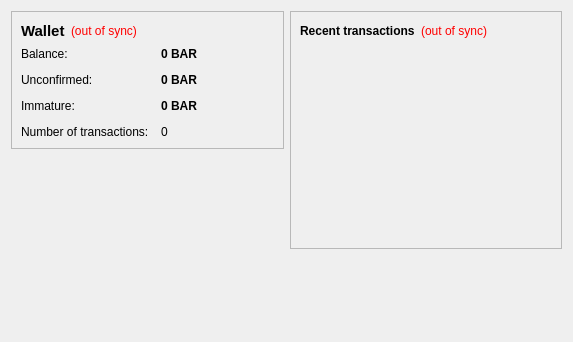
This is src/qt/forms/overviewpage.ui in lilycoin/lilycoin as Qt 5 draws it before an edit. The edited form follows.
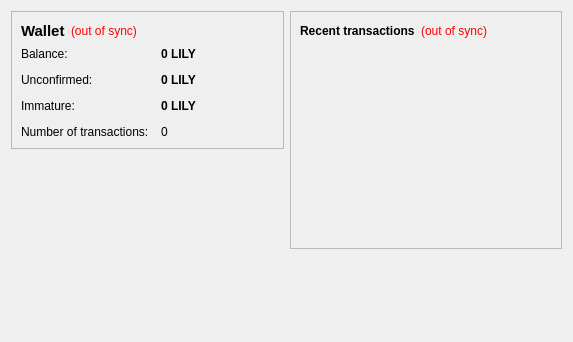
This is the edited form.

Patch:
```diff
--- a/src/qt/forms/overviewpage.ui
+++ b/src/qt/forms/overviewpage.ui
@@ -105,7 +105,7 @@
              <string>Your current balance</string>
             </property>
             <property name="text">
-             <string notr="true">0 BAR</string>
+             <string notr="true">0 LILY</string>
             </property>
             <property name="textInteractionFlags">
              <set>Qt::LinksAccessibleByMouse|Qt::TextSelectableByKeyboard|Qt::TextSelectableByMouse</set>
@@ -134,7 +134,7 @@
              <string>Total of transactions that have yet to be confirmed, and do not yet count toward the current balance</string>
             </property>
             <property name="text">
-             <string notr="true">0 BAR</string>
+             <string notr="true">0 LILY</string>
             </property>
             <property name="textInteractionFlags">
              <set>Qt::LinksAccessibleByMouse|Qt::TextSelectableByKeyboard|Qt::TextSelectableByMouse</set>
@@ -177,7 +177,7 @@
              <string>Mined balance that has not yet matured</string>
             </property>
             <property name="text">
-             <string notr="true">0 BAR</string>
+             <string notr="true">0 LILY</string>
             </property>
             <property name="textInteractionFlags">
              <set>Qt::LinksAccessibleByMouse|Qt::TextSelectableByKeyboard|Qt::TextSelectableByMouse</set>
```
Left out of the diff: 4 changed lines with no effect on the pictures.
